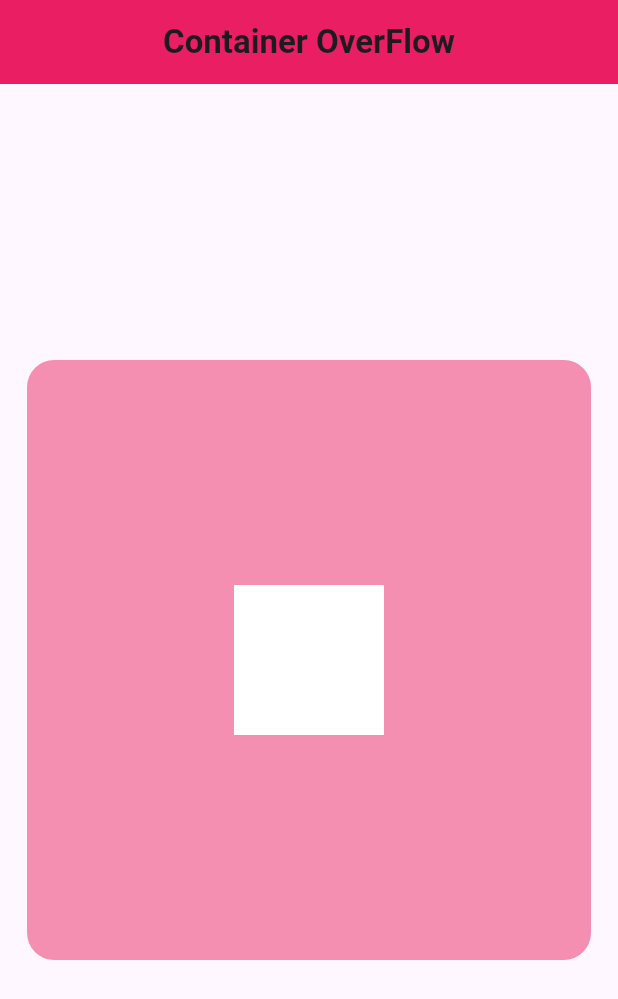
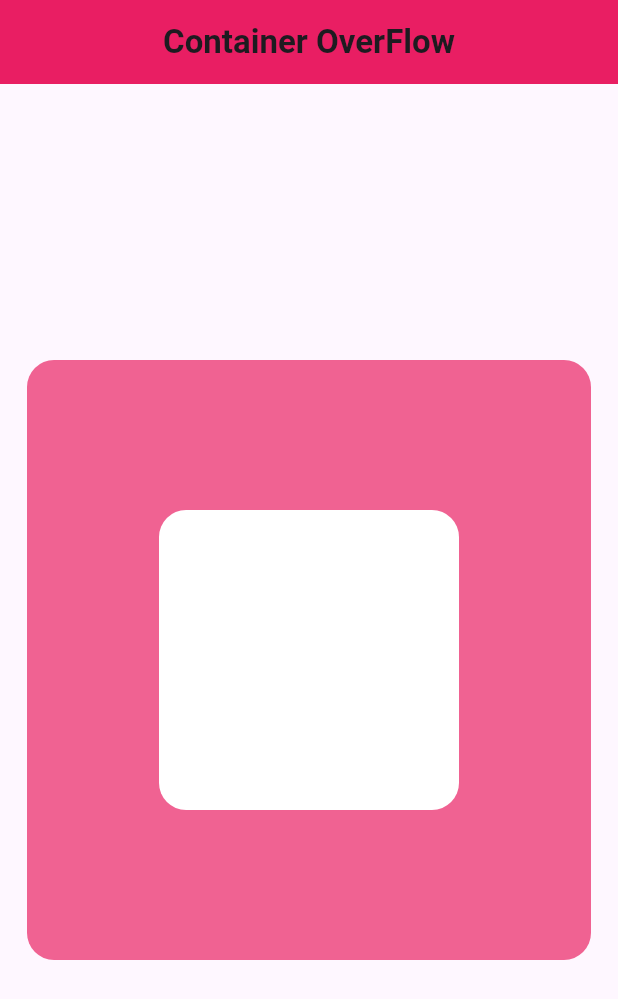
Before and after one commit to sohasara/Container-Overflow, a Flutter app: the screen it shows after launch, on a phone screen of 412 x 824 dp. Shown: the top 999 px of the screen. Run offline on Flutter 3.47's test engine with Material 3 defaults, Android fonts, the phone set to English and light mode, and no system bars.

Commit message:
increase height

```diff
--- a/lib/overflow.dart
+++ b/lib/overflow.dart
@@ -25,18 +25,18 @@ class OverFlow extends StatelessWidget {
               height: 400,
               width: 400,
               decoration: BoxDecoration(
-                color: Colors.pink[200],
+                color: Colors.pink[300],
                 borderRadius: BorderRadius.circular(18),
               ),
               child: Column(
                 mainAxisAlignment: MainAxisAlignment.center,
                 children: [
                   Container(
-                    height: 100,
-                    width: 100,
-                    decoration: const BoxDecoration(
-                      color: Colors.white,
-                    ),
+                    height: 200,
+                    width: 200,
+                    decoration: BoxDecoration(
+                        color: Colors.white,
+                        borderRadius: BorderRadius.circular(18)),
                   ),
                 ],
               ),
```
